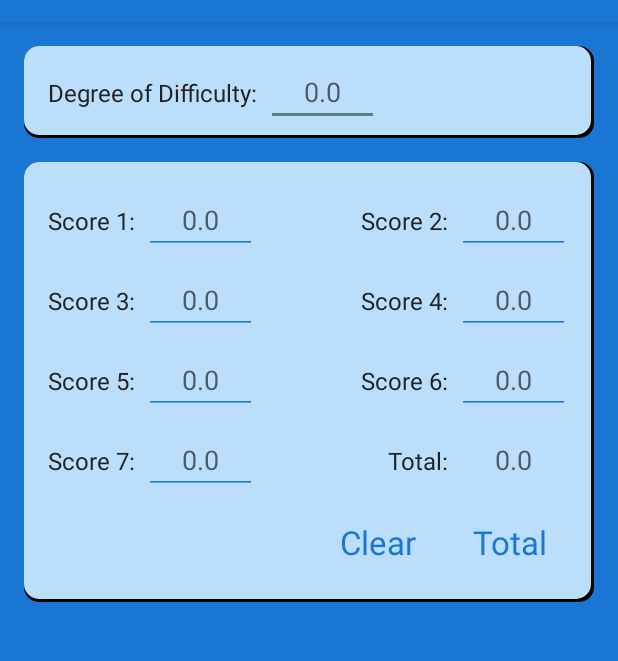
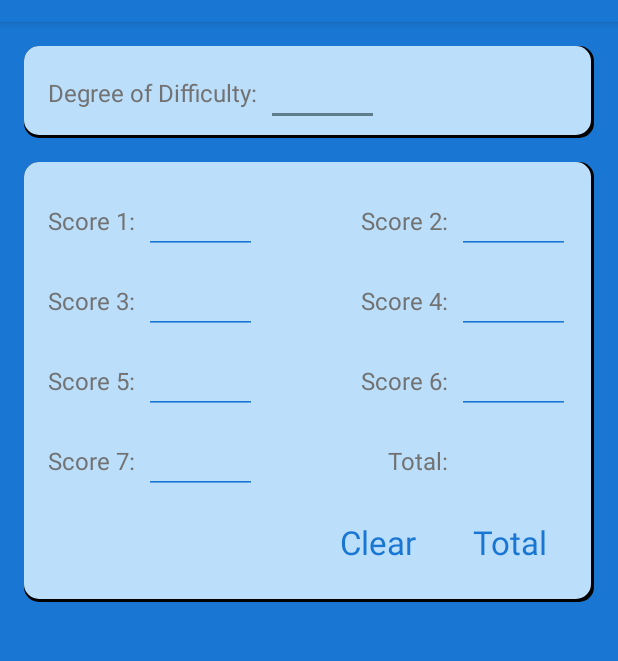
Before and after one commit to mountaingoat99/DDDiveCalculator, an Android app: the screen it shows after launch (MainActivity), on a phone screen of 412 x 824 dp, the part 62-723 px from its top. Run offline under Robolectric (Android 15) with nearby library versions, the phone set to English and light mode, and no system bars.

Commit message:
Taking out the text hints and flipflopping the primary and secondary text

```diff
--- a/app/src/main/res/layout/activity_main.xml
+++ b/app/src/main/res/layout/activity_main.xml
@@ -30,7 +30,7 @@
                 android:layout_marginRight="6dp"
                 android:text="@string/degree_of_difficulty"
                 android:textSize="@dimen/text_size_mini"
-                android:textColor="@color/primary_text"
+                android:textColor="@color/secondary_text"
                 android:background="@color/primary_light"/>
 
             <EditText
@@ -39,9 +39,8 @@
                 android:layout_height="wrap_content"
                 android:gravity="center_horizontal"
                 android:inputType="numberDecimal"
-                android:hint="@string/score_hint"
                 android:textSize="@dimen/text_size_small"
-                android:textColor="@color/secondary_text"
+                android:textColor="@color/primary_text"
                 android:nextFocusDown="@+id/editScore1">
                 <requestFocus/>
             </EditText>
@@ -77,7 +76,7 @@
                     android:layout_marginEnd="6dp"
                     android:text="@string/score_1"
                     android:textSize="@dimen/text_size_mini"
-                    android:textColor="@color/primary_text"
+                    android:textColor="@color/secondary_text"
                     android:background="@color/primary_light"/>
 
                 <EditText
@@ -86,9 +85,8 @@
                     android:layout_height="wrap_content"
                     android:gravity="center_horizontal"
                     android:inputType="numberDecimal"
-                    android:hint="@string/score_hint"
                     android:textSize="@dimen/text_size_small"
-                    android:textColor="@color/secondary_text"
+                    android:textColor="@color/primary_text"
                     android:nextFocusDown="@+id/editScore2">
                 </EditText>
 
@@ -106,7 +104,7 @@
                     android:layout_marginEnd="6dp"
                     android:text="@string/score_2"
                     android:textSize="@dimen/text_size_mini"
-                    android:textColor="@color/primary_text"
+                    android:textColor="@color/secondary_text"
                     android:background="@color/primary_light" />
 
                 <EditText
@@ -115,9 +113,8 @@
                     android:layout_height="wrap_content"
                     android:gravity="center_horizontal"
                     android:inputType="numberDecimal"
-                    android:hint="@string/score_hint"
                     android:textSize="@dimen/text_size_small"
-                    android:textColor="@color/secondary_text"
+                    android:textColor="@color/primary_text"
                     android:nextFocusDown="@+id/editScore3">
                 </EditText>
 
@@ -138,7 +135,7 @@
                     android:layout_marginEnd="6dp"
                     android:text="@string/score_3"
                     android:textSize="@dimen/text_size_mini"
-                    android:textColor="@color/primary_text"
+                    android:textColor="@color/secondary_text"
                     android:background="@color/primary_light"/>
 
                 <EditText
@@ -147,9 +144,8 @@
                     android:layout_height="wrap_content"
                     android:gravity="center_horizontal"
                     android:inputType="numberDecimal"
-                    android:hint="@string/score_hint"
                     android:textSize="@dimen/text_size_small"
-                    android:textColor="@color/secondary_text"
+                    android:textColor="@color/primary_text"
                     android:nextFocusDown="@+id/editScore4">
                 </EditText>
 
@@ -167,7 +163,7 @@
                     android:layout_marginEnd="6dp"
                     android:text="@string/score_4"
                     android:textSize="@dimen/text_size_mini"
-                    android:textColor="@color/primary_text"
+                    android:textColor="@color/secondary_text"
                     android:background="@color/primary_light" />
 
                 <EditText
@@ -176,9 +172,8 @@
                     android:layout_height="wrap_content"
                     android:gravity="center_horizontal"
                     android:inputType="numberDecimal"
-                    android:hint="@string/score_hint"
                     android:textSize="@dimen/text_size_small"
-                    android:textColor="@color/secondary_text"
+                    android:textColor="@color/primary_text"
                     android:nextFocusDown="@+id/editScore5">
                 </EditText>
 
@@ -200,7 +195,7 @@
                     android:layout_marginEnd="6dp"
                     android:text="@string/score_5"
                     android:textSize="@dimen/text_size_mini"
-                    android:textColor="@color/primary_text"
+                    android:textColor="@color/secondary_text"
                     android:background="@color/primary_light" />
 
                 <EditText
@@ -209,9 +204,8 @@
                     android:layout_height="wrap_content"
                     android:gravity="center_horizontal"
                     android:inputType="numberDecimal"
-                    android:hint="@string/score_hint"
                     android:textSize="@dimen/text_size_small"
-                    android:textColor="@color/secondary_text"
+                    android:textColor="@color/primary_text"
                     android:nextFocusDown="@+id/editScore6">
                 </EditText>
 
@@ -229,7 +223,7 @@
                     android:layout_marginEnd="6dp"
                     android:text="@string/score_6"
                     android:textSize="@dimen/text_size_mini"
-                    android:textColor="@color/primary_text"
+                    android:textColor="@color/secondary_text"
                     android:background="@color/primary_light" />
 
                 <EditText
@@ -238,9 +232,8 @@
                     android:layout_height="wrap_content"
                     android:gravity="center_horizontal"
                     android:inputType="numberDecimal"
-                    android:hint="@string/score_hint"
                     android:textSize="@dimen/text_size_small"
-                    android:textColor="@color/secondary_text"
+                    android:textColor="@color/primary_text"
                     android:nextFocusDown="@+id/editScore7">
                 </EditText>
 
@@ -262,7 +255,7 @@
                     android:layout_marginEnd="6dp"
                     android:text="@string/score_7"
                     android:textSize="@dimen/text_size_mini"
-                    android:textColor="@color/primary_text"
+                    android:textColor="@color/secondary_text"
                     android:background="@color/primary_light" />
 
                 <EditText
@@ -271,9 +264,8 @@
                     android:layout_height="wrap_content"
                     android:gravity="center_horizontal"
                     android:inputType="numberDecimal"
-                    android:hint="@string/score_hint"
                     android:textSize="@dimen/text_size_small"
-                    android:textColor="@color/secondary_text">
+                    android:textColor="@color/primary_text">
                 </EditText>
 
                 <View
@@ -289,7 +281,7 @@
                     android:layout_marginEnd="6dp"
                     android:text="@string/total"
                     android:textSize="@dimen/text_size_mini"
-                    android:textColor="@color/primary_text"
+                    android:textColor="@color/secondary_text"
                     android:visibility="visible"
                     android:background="@color/primary_light"/>
 
@@ -298,9 +290,8 @@
                     android:layout_width="75dp"
                     android:layout_height="wrap_content"
                     android:gravity="center_horizontal"
-                    android:hint="@string/score_hint"
                     android:textSize="@dimen/text_size_small"
-                    android:textColor="@color/secondary_text"
+                    android:textColor="@color/primary_text"
                     android:visibility="visible"
                     android:background="@color/primary_light">
                 </TextView>
```
